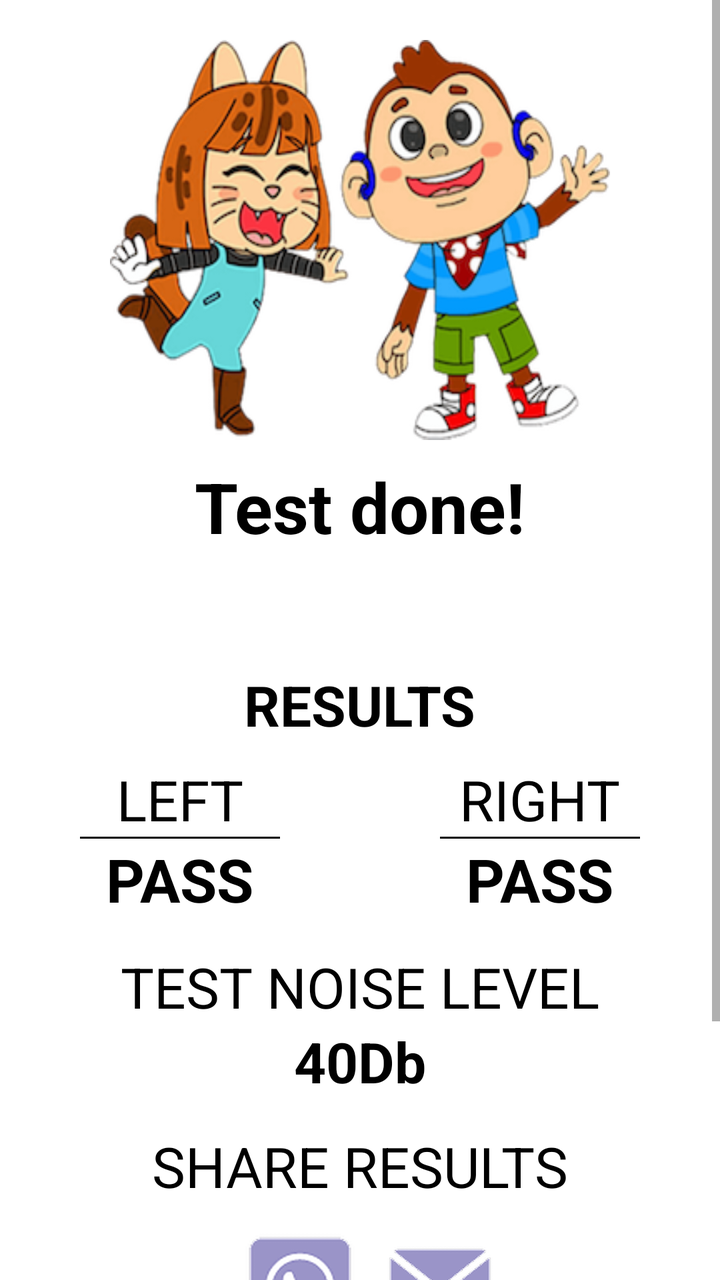
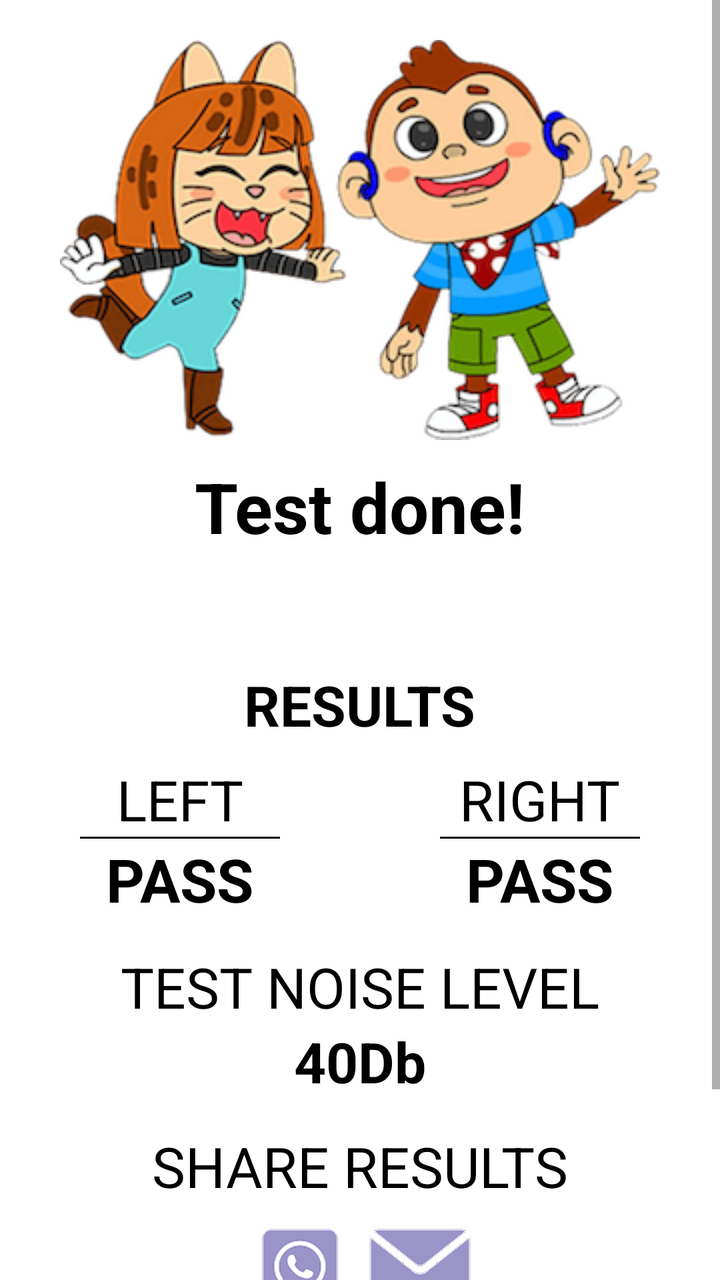

Screens rendered from an Android XML layout before and after an edit, with the pre-edit source and the edit as a unified diff.
<!-- AndroidManifest.xml: application theme Theme.IAhead -->
<!-- res/layout/activity_resultpage.xml -->
<?xml version="1.0" encoding="utf-8"?>
<LinearLayout xmlns:android="http://schemas.android.com/apk/res/android"
    android:layout_width="match_parent"
    android:layout_height="match_parent"
    android:orientation="vertical">

    <ScrollView
        android:layout_width="match_parent"
        android:layout_height="match_parent">

        <LinearLayout
            android:layout_width="match_parent"
            android:layout_height="match_parent"
            android:orientation="vertical">

        <ImageView
            android:id="@+id/iv_twin"
            android:layout_marginTop="20dp"
            android:layout_marginRight="40dp"
            android:layout_marginLeft="40dp"
            android:background="@drawable/twin"
            android:layout_width="250dp"
            android:layout_gravity="center_horizontal"
            android:layout_height="200dp"/>

        <TextView
            android:layout_gravity="center_horizontal"
            android:layout_marginBottom="10dp"
            android:layout_marginTop="10dp"
            android:textStyle="bold"
            android:layout_width="wrap_content"
            android:layout_height="wrap_content"
            android:text="Test done!"
            android:textSize="35dp"
            android:textColor="@color/black"/>

            <TextView
                android:id="@+id/tv_id"
                android:layout_gravity="center_horizontal"
                android:layout_marginBottom="10dp"
                android:textStyle="bold"
                android:layout_width="wrap_content"
                android:layout_height="wrap_content"
                android:textSize="20dp"
                android:textColor="@color/black"/>

            <TextView
                android:layout_gravity="center_horizontal"
                android:layout_marginBottom="10dp"
                android:layout_marginTop="10dp"
                android:textStyle="bold"
                android:layout_width="wrap_content"
                android:layout_height="wrap_content"
                android:text="RESULTS"
                android:textSize="28dp"
                android:textColor="@color/black"/>

            <LinearLayout
                android:orientation="horizontal"
                android:layout_width="match_parent"
                android:layout_height="wrap_content"
                android:weightSum="2">

                <LinearLayout
                    android:gravity="center_horizontal"
                    android:orientation="vertical"
                    android:layout_width="match_parent"
                    android:layout_height="wrap_content"
                    android:layout_weight="1">

                    <TextView
                        android:layout_width="wrap_content"
                        android:layout_height="wrap_content"
                        android:text="LEFT"
                        android:textSize="28dp"
                        android:textColor="@color/black"/>

                    <View
                        android:layout_width="100dp"
                        android:layout_height="1dp"
                        android:background="@color/black"/>

                    <TextView
                        android:id="@+id/tvLeft"
                        android:layout_width="wrap_content"
                        android:layout_height="wrap_content"
                        android:text="PASS"
                        android:textStyle="bold"
                        android:textSize="30dp"
                        android:textColor="@color/black"/>

                </LinearLayout>

                <LinearLayout
                    android:gravity="center_horizontal"
                    android:orientation="vertical"
                    android:layout_width="match_parent"
                    android:layout_height="wrap_content"
                    android:layout_weight="1">

                    <TextView
                        android:layout_width="wrap_content"
                        android:layout_height="wrap_content"
                        android:text="RIGHT"
                        android:textSize="28dp"
                        android:textColor="@color/black"/>

                    <View
                        android:layout_width="100dp"
                        android:layout_height="1dp"
                        android:background="@color/black"/>

                    <TextView
                        android:id="@+id/tvRight"
                        android:layout_width="wrap_content"
                        android:layout_height="wrap_content"
                        android:text="PASS"
                        android:textStyle="bold"
                        android:textSize="30dp"
                        android:textColor="@color/black"/>

                </LinearLayout>
            </LinearLayout>

            <TextView
                android:layout_gravity="center_horizontal"
                android:layout_marginTop="15dp"
                android:layout_width="wrap_content"
                android:layout_height="wrap_content"
                android:text="TEST NOISE LEVEL"
                android:textSize="28dp"
                android:textColor="@color/black"/>

            <TextView
                android:id="@+id/tvNoise"
                android:layout_gravity="center_horizontal"
                android:layout_width="wrap_content"
                android:layout_height="wrap_content"
                android:text="40Db"
                android:textStyle="bold"
                android:textSize="28dp"
                android:textColor="@color/black"/>

            <TextView
                android:layout_gravity="center_horizontal"
                android:layout_marginTop="15dp"
                android:layout_width="wrap_content"
                android:layout_height="wrap_content"
                android:text="SHARE RESULTS"
                android:textSize="28dp"
                android:textColor="@color/black"/>

        <LinearLayout
            android:gravity="center_horizontal"
            android:layout_width="match_parent"
            android:layout_height="wrap_content"
            android:orientation="horizontal">

            <ImageView
                android:id="@+id/ivWhatsapp"
                android:layout_width="80dp"
                android:layout_height="80dp"
                android:background="@drawable/whatsapp_icon"/>

            <ImageView
                android:id="@+id/ivEmail"
                android:layout_gravity="center_vertical"
                android:layout_width="60dp"
                android:layout_height="60dp"
                android:background="@drawable/email_icon"/>
        </LinearLayout>


        <LinearLayout
            android:id="@+id/ll_home"
            android:layout_marginTop="30dp"
            android:layout_gravity="center_horizontal"
            android:layout_width="wrap_content"
            android:layout_height="wrap_content"
            android:background="@color/buttonblue"
            android:orientation="horizontal">

            <TextView
                android:layout_marginRight="50dp"
                android:layout_marginLeft="50dp"
                android:layout_marginBottom="10dp"
                android:layout_marginTop="10dp"
                android:textStyle="bold"
                android:layout_width="wrap_content"
                android:layout_height="wrap_content"
                android:text="HOME"
                android:textSize="30dp"
                android:textColor="@color/white"/>
        </LinearLayout>
<View
    android:layout_width="match_parent"
    android:layout_height="30dp"/>
        </LinearLayout>

    </ScrollView>
</LinearLayout>
<!-- resources referenced by this layout -->
<resources>
  <color name="black">#FF000000</color>
  <color name="buttonblue">#4498f7</color>
  <color name="white">#FFFFFFFF</color>
  <!-- drawable email_icon: png bitmap (drawable, 8034 bytes) -->
  <!-- drawable twin: png bitmap (drawable, 100484 bytes) -->
  <!-- drawable whatsapp_icon: png bitmap (drawable, 8953 bytes) -->
  <style name="Theme.IAhead" parent="Theme.MaterialComponents.DayNight.NoActionBar">
          
          <item name="colorPrimary">@color/purple_500</item>
          <item name="colorPrimaryVariant">@color/purple_700</item>
          <item name="colorOnPrimary">@color/white</item>
          
          <item name="colorSecondary">@color/teal_200</item>
          <item name="colorSecondaryVariant">@color/teal_700</item>
          <item name="colorOnSecondary">@color/black</item>
          
          <item name="android:statusBarColor">?attr/colorPrimaryVariant</item>
          
      </style>
  <color name="purple_500">#FF6200EE</color>
  <color name="purple_700">#FF3700B3</color>
  <color name="teal_200">#FF03DAC5</color>
  <color name="teal_700">#FF018786</color>
</resources>

<!-- the commit's change to res/layout/activity_resultpage.xml (unified diff, before → after) -->
@@ -19,7 +19,7 @@
             android:layout_marginRight="40dp"
             android:layout_marginLeft="40dp"
             android:background="@drawable/twin"
-            android:layout_width="250dp"
+            android:layout_width="300dp"
             android:layout_gravity="center_horizontal"
             android:layout_height="200dp"/>
 
@@ -158,8 +158,8 @@
 
             <ImageView
                 android:id="@+id/ivWhatsapp"
-                android:layout_width="80dp"
-                android:layout_height="80dp"
+                android:layout_width="60dp"
+                android:layout_height="60dp"
                 android:background="@drawable/whatsapp_icon"/>
 
             <ImageView
@@ -192,10 +192,7 @@
                 android:textSize="30dp"
                 android:textColor="@color/white"/>
         </LinearLayout>
-<View
-    android:layout_width="match_parent"
-    android:layout_height="30dp"/>
+
         </LinearLayout>
-
     </ScrollView>
 </LinearLayout>
